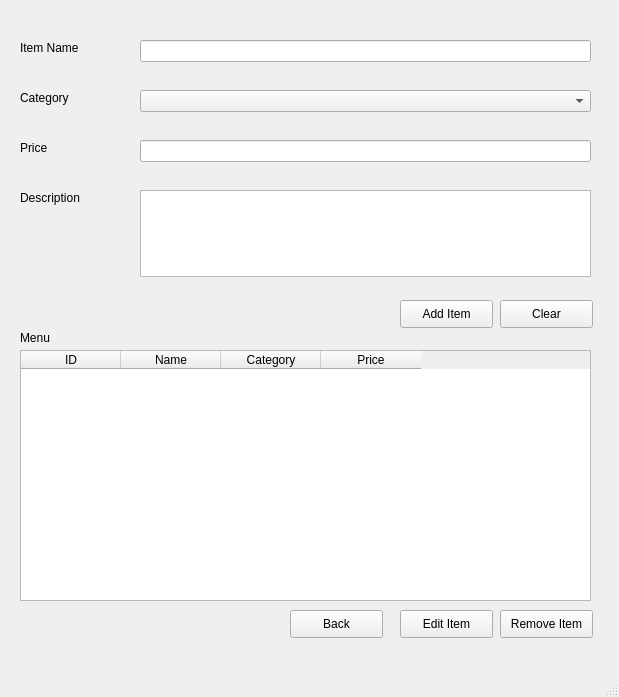
This is ui_files/Menu_management.ui in TahaZahid05/Restaurant-Managment-System as Qt 5 draws it before an edit. The edited form follows.
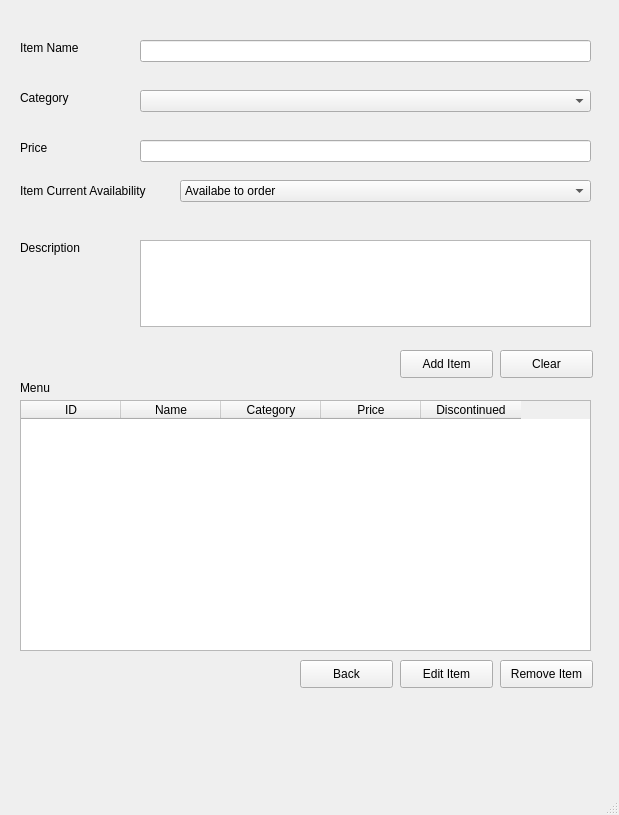
This is the edited form.

The edit to the form file:
```diff
--- a/ui_files/Menu_management.ui
+++ b/ui_files/Menu_management.ui
@@ -7,7 +7,7 @@
     <x>0</x>
     <y>0</y>
     <width>619</width>
-    <height>697</height>
+    <height>815</height>
    </rect>
   </property>
   <property name="windowTitle">
@@ -93,7 +93,7 @@
     <property name="geometry">
      <rect>
       <x>20</x>
-      <y>190</y>
+      <y>240</y>
       <width>71</width>
       <height>16</height>
      </rect>
@@ -106,7 +106,7 @@
     <property name="geometry">
      <rect>
       <x>140</x>
-      <y>190</y>
+      <y>240</y>
       <width>451</width>
       <height>87</height>
      </rect>
@@ -116,7 +116,7 @@
     <property name="geometry">
      <rect>
       <x>400</x>
-      <y>300</y>
+      <y>350</y>
       <width>93</width>
       <height>28</height>
      </rect>
@@ -129,7 +129,7 @@
     <property name="geometry">
      <rect>
       <x>500</x>
-      <y>300</y>
+      <y>350</y>
       <width>93</width>
       <height>28</height>
      </rect>
@@ -142,7 +142,7 @@
     <property name="geometry">
      <rect>
       <x>20</x>
-      <y>350</y>
+      <y>400</y>
       <width>571</width>
       <height>251</height>
      </rect>
@@ -167,12 +167,17 @@
       <string>Price</string>
      </property>
     </column>
+    <column>
+     <property name="text">
+      <string>Discontinued</string>
+     </property>
+    </column>
    </widget>
    <widget class="QLabel" name="label_5">
     <property name="geometry">
      <rect>
       <x>20</x>
-      <y>330</y>
+      <y>380</y>
       <width>55</width>
       <height>16</height>
      </rect>
@@ -185,7 +190,7 @@
     <property name="geometry">
      <rect>
       <x>400</x>
-      <y>610</y>
+      <y>660</y>
       <width>93</width>
       <height>28</height>
      </rect>
@@ -198,7 +203,7 @@
     <property name="geometry">
      <rect>
       <x>500</x>
-      <y>610</y>
+      <y>660</y>
       <width>93</width>
       <height>28</height>
      </rect>
@@ -210,8 +215,8 @@
    <widget class="QPushButton" name="backButton">
     <property name="geometry">
      <rect>
-      <x>290</x>
-      <y>610</y>
+      <x>300</x>
+      <y>660</y>
       <width>93</width>
       <height>28</height>
      </rect>
@@ -220,6 +225,39 @@
      <string>Back</string>
     </property>
    </widget>
+   <widget class="QLabel" name="label_6">
+    <property name="geometry">
+     <rect>
+      <x>20</x>
+      <y>180</y>
+      <width>141</width>
+      <height>21</height>
+     </rect>
+    </property>
+    <property name="text">
+     <string>Item Current Availability</string>
+    </property>
+   </widget>
+   <widget class="QComboBox" name="comboBox_2">
+    <property name="geometry">
+     <rect>
+      <x>180</x>
+      <y>180</y>
+      <width>411</width>
+      <height>22</height>
+     </rect>
+    </property>
+    <item>
+     <property name="text">
+      <string>Availabe to order</string>
+     </property>
+    </item>
+    <item>
+     <property name="text">
+      <string>Discontinued</string>
+     </property>
+    </item>
+   </widget>
   </widget>
   <widget class="QMenuBar" name="menubar">
    <property name="geometry">
```
Left out of the diff: 2 changed lines with no effect on the pictures.
